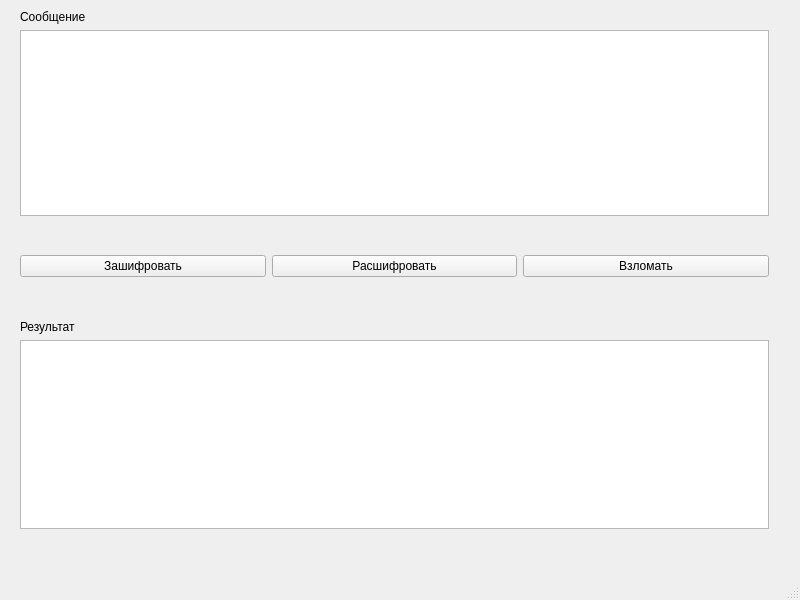
Old version of the form mainwindow.ui in the repository ilkol/crypto.
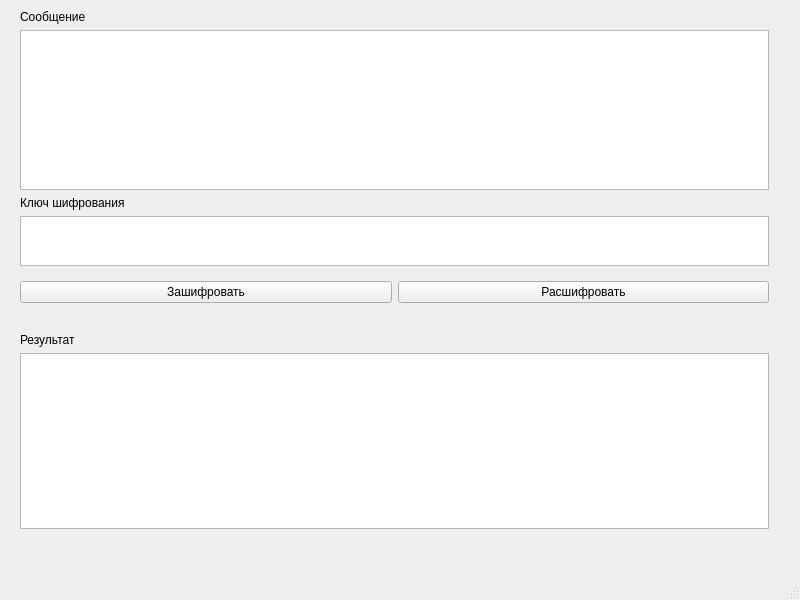
New version of the form.

Commit message:
Переделал интерфейс
Удалил кнопку хак
Удалил функционал хака
Изменил сигнатуру функций шифрования/дешифрования (добавил ключ)

Patch:
```diff
--- a/mainwindow.ui
+++ b/mainwindow.ui
@@ -45,6 +45,29 @@
      <item>
       <widget class="QTextEdit" name="textEditMessage"/>
      </item>
+     <item>
+      <widget class="QLabel" name="labelKey">
+       <property name="text">
+        <string>Ключ шифрования</string>
+       </property>
+      </widget>
+     </item>
+     <item>
+      <widget class="QTextEdit" name="textEditKey">
+       <property name="sizePolicy">
+        <sizepolicy hsizetype="Expanding" vsizetype="Expanding">
+         <horstretch>0</horstretch>
+         <verstretch>0</verstretch>
+        </sizepolicy>
+       </property>
+       <property name="maximumSize">
+        <size>
+         <width>16777215</width>
+         <height>50</height>
+        </size>
+       </property>
+      </widget>
+     </item>
      <item>
       <spacer name="verticalSpacer">
        <property name="orientation">
@@ -74,13 +97,6 @@
          </property>
         </widget>
        </item>
-       <item>
-        <widget class="QPushButton" name="pushButtonHack">
-         <property name="text">
-          <string>Взломать</string>
-         </property>
-        </widget>
-       </item>
       </layout>
      </item>
      <item>
```
The commit also changes 4 other files.
